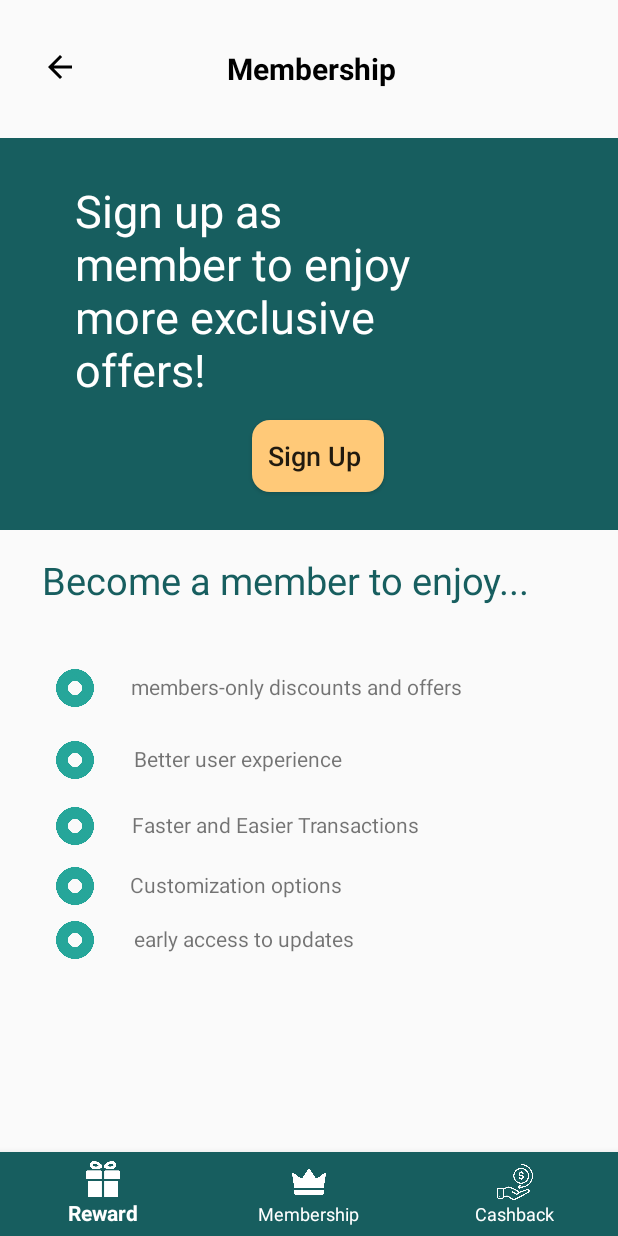
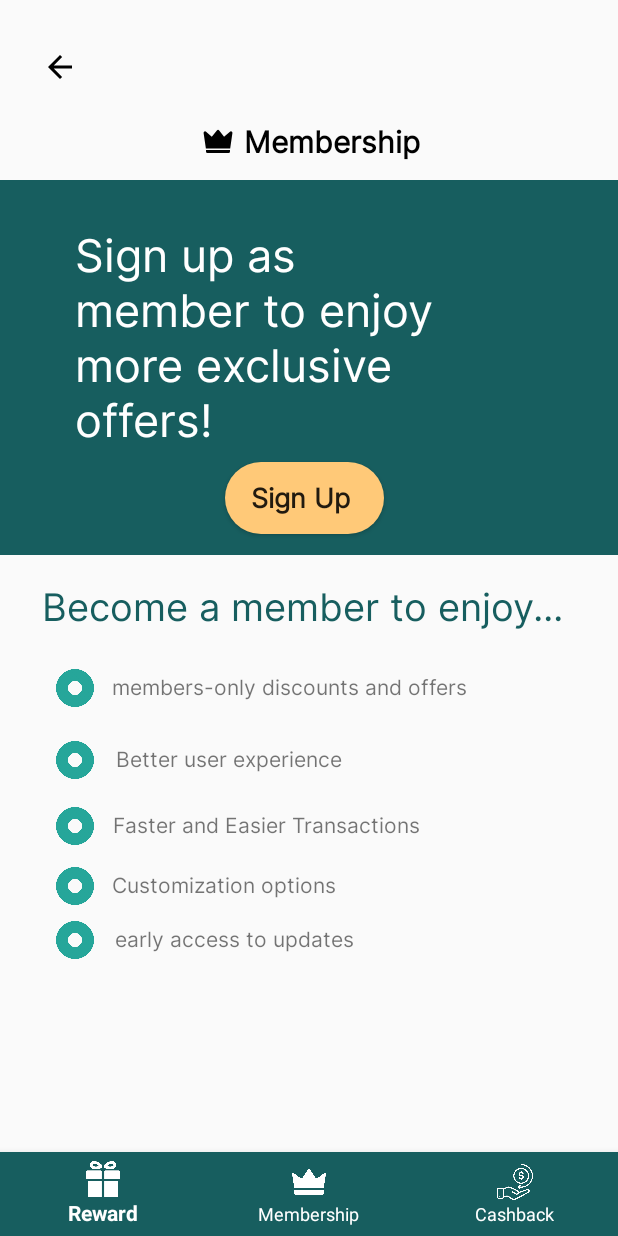
Before and after one commit to Tang-YuenYin/JomRide, an Android app: the Membership screen opened directly, with no data from a screen before it, on a phone screen of 412 x 824 dp. Run offline under Robolectric (Android 15) with nearby library versions, the phone set to English and light mode, and no system bars; our stand-ins replace Firebase (no records; nobody signed in at launch, a user with empty details on screens opened directly).

Commit message:
UPdates on XML

```diff
--- a/app/src/main/res/drawable/ellipse_shape.xml
+++ b/app/src/main/res/drawable/ellipse_shape.xml
@@ -1,5 +1,5 @@
 <?xml version="1.0" encoding="utf-8"?>
 <shape xmlns:android="http://schemas.android.com/apk/res/android">
-    <corners android:radius="12dp"/>
+    <corners android:radius="45dp"/>
     <solid android:color="@color/orange"/>
 </shape>
--- /dev/null
+++ b/app/src/main/res/drawable/ic_crowb.xml
@@ -0,0 +1,4 @@
+<vector android:height="24dp" android:viewportHeight="24"
+    android:viewportWidth="24" android:width="24dp" xmlns:android="http://schemas.android.com/apk/res/android">
+    <path android:fillColor="#000000" android:pathData="M4.049,5.802L7.854,9.15 11.244,4.976a1,1 0,0 1,1.565 0.017l3.235,4.156 3.928,-3.396a1,1 0,0 1,1.643 0.9L20.115,17L3.922,17L2.399,6.7a1,1 0,0 1,1.65 -0.898zM4,18h16v1a1,1 0,0 1,-1 1L5,20a1,1 0,0 1,-1 -1v-1z"/>
+</vector>
--- a/app/src/main/res/layout/activity_login.xml
+++ b/app/src/main/res/layout/activity_login.xml
@@ -21,13 +21,13 @@
         android:id="@+id/userlogin"
         android:layout_width="wrap_content"
         android:layout_height="wrap_content"
+        android:fontFamily="@font/inter"
         android:text="User Login"
         android:textSize="40dp"
         android:textStyle="bold"
-        app:layout_constraintTop_toBottomOf="@+id/LogoView"
         app:layout_constraintEnd_toEndOf="parent"
         app:layout_constraintStart_toStartOf="parent"
-        tools:layout_editor_absoluteY="271dp" />
+        app:layout_constraintTop_toBottomOf="@+id/LogoView" />
 
     <EditText
         android:id="@+id/login_Email"
@@ -36,8 +36,9 @@
         android:layout_marginStart="16dp"
         android:layout_marginEnd="16dp"
         android:ems="10"
+        android:fontFamily="@font/inter"
+        android:hint="Email"
         android:inputType="text"
-        android:hint="Email"
         app:layout_constraintBottom_toBottomOf="parent"
         app:layout_constraintEnd_toEndOf="parent"
         app:layout_constraintHorizontal_bias="0.488"
@@ -52,8 +53,9 @@
         android:layout_marginStart="16dp"
         android:layout_marginEnd="16dp"
         android:ems="10"
+        android:fontFamily="@font/inter"
+        android:hint="Password"
         android:inputType="textPassword"
-        android:hint="Password"
         app:layout_constraintBottom_toBottomOf="parent"
         app:layout_constraintEnd_toEndOf="parent"
         app:layout_constraintHorizontal_bias="0.488"
@@ -68,7 +70,11 @@
         android:layout_alignParentBottom="true"
         android:layout_centerHorizontal="true"
         android:layout_marginTop="28dp"
+        android:background="@drawable/custom_button2"
+        android:fontFamily="@font/inter"
         android:text="Login"
+        android:textColor="@color/white"
+        android:textStyle="bold"
         app:layout_constraintEnd_toEndOf="parent"
         app:layout_constraintHorizontal_bias="0.497"
         app:layout_constraintStart_toStartOf="parent"
@@ -81,6 +87,7 @@
         android:layout_alignParentBottom="true"
         android:layout_centerHorizontal="true"
         android:layout_marginTop="4dp"
+        android:fontFamily="@font/inter"
         android:text="New here? Create account."
         android:textColor="#F44336"
         android:textSize="15sp"
@@ -95,6 +102,7 @@
         android:layout_alignParentBottom="true"
         android:layout_centerHorizontal="true"
         android:layout_marginTop="36dp"
+        android:fontFamily="@font/inter"
         android:text="Forgot Password?"
         android:textColor="#F44336"
         android:textSize="15sp"
--- a/app/src/main/res/layout/activity_membership.xml
+++ b/app/src/main/res/layout/activity_membership.xml
@@ -23,20 +23,23 @@
         android:id="@+id/membership"
         android:layout_width="wrap_content"
         android:layout_height="wrap_content"
-        android:layout_marginTop="32dp"
-        android:layout_marginEnd="148dp"
+        android:layout_marginTop="80dp"
+        android:layout_marginEnd="132dp"
+        android:drawableStart="@drawable/ic_crowb"
+        android:drawablePadding="5dp"
+        android:fontFamily="@font/inter"
         android:text="Membership"
         android:textColor="@color/black"
+        android:textSize="20sp"
         android:textStyle="bold"
-        android:textSize="20sp"
         app:layout_constraintEnd_toEndOf="parent"
         app:layout_constraintTop_toTopOf="parent" />
 
     <View
         android:id="@+id/view"
-        android:layout_width="414dp"
-        android:layout_height="261dp"
-        android:layout_marginTop="92dp"
+        android:layout_width="417dp"
+        android:layout_height="250dp"
+        android:layout_marginTop="120dp"
         android:background="#175E5F "
         app:layout_constraintStart_toStartOf="parent"
         app:layout_constraintTop_toTopOf="parent" />
@@ -48,6 +51,7 @@
         android:layout_marginTop="28dp"
         android:layout_marginEnd="100dp"
         android:background="#00FFFFFF"
+        android:fontFamily="@font/inter"
         android:text="Sign up as
         member to enjoy
         more exclusive offers!"
@@ -58,15 +62,17 @@
 
     <Button
         android:id="@+id/signUpButton"
-        android:layout_width="wrap_content"
-        android:layout_height="wrap_content"
+        android:layout_width="106dp"
+        android:layout_height="48dp"
         android:layout_marginTop="188dp"
         android:layout_marginEnd="156dp"
         android:background="@drawable/ellipse_shape"
+        android:fontFamily="@font/inter"
         android:onClick="SignUp"
         android:text="Sign Up "
         android:textAllCaps="false"
         android:textSize="18sp"
+        android:textStyle="bold"
         app:layout_constraintEnd_toEndOf="parent"
         app:layout_constraintTop_toTopOf="@+id/view" />
 
@@ -77,6 +83,7 @@
         android:layout_marginTop="16dp"
         android:layout_marginEnd="12dp"
         android:background="#00FFFFFF"
+        android:fontFamily="@font/inter"
         android:text="Become a member to enjoy..."
         android:textColor="#175E5F"
         android:textSize="25sp"
@@ -138,7 +145,8 @@
         android:layout_width="wrap_content"
         android:layout_height="wrap_content"
         android:layout_marginTop="448dp"
-        android:layout_marginEnd="104dp"
+        android:layout_marginEnd="100dp"
+        android:fontFamily="@font/inter"
         android:text="members-only discounts and offers"
         app:layout_constraintEnd_toEndOf="parent"
         app:layout_constraintTop_toTopOf="parent" />
@@ -149,6 +157,7 @@
         android:layout_height="wrap_content"
         android:layout_marginTop="496dp"
         android:layout_marginEnd="184dp"
+        android:fontFamily="@font/inter"
         android:text="Better user experience"
         app:layout_constraintEnd_toEndOf="parent"
         app:layout_constraintTop_toTopOf="parent" />
@@ -159,6 +168,7 @@
         android:layout_height="wrap_content"
         android:layout_marginTop="540dp"
         android:layout_marginEnd="132dp"
+        android:fontFamily="@font/inter"
         android:text="Faster and Easier Transactions"
         app:layout_constraintEnd_toEndOf="parent"
         app:layout_constraintTop_toTopOf="parent" />
@@ -169,19 +179,21 @@
         android:layout_height="wrap_content"
         android:layout_marginTop="616dp"
         android:layout_marginEnd="176dp"
+        android:fontFamily="@font/inter"
         android:text="early access to updates"
         app:layout_constraintEnd_toEndOf="parent"
         app:layout_constraintTop_toTopOf="parent" />
+
 
     <TextView
         android:layout_width="wrap_content"
         android:layout_height="wrap_content"
         android:layout_marginTop="580dp"
-        android:layout_marginEnd="184dp"
+        android:layout_marginEnd="188dp"
+        android:fontFamily="@font/inter"
         android:text="Customization options"
         app:layout_constraintEnd_toEndOf="parent"
         app:layout_constraintTop_toTopOf="parent" />
-
 
     <com.google.android.material.bottomnavigation.BottomNavigationView
         android:id="@+id/bottomNavigationView"
```
